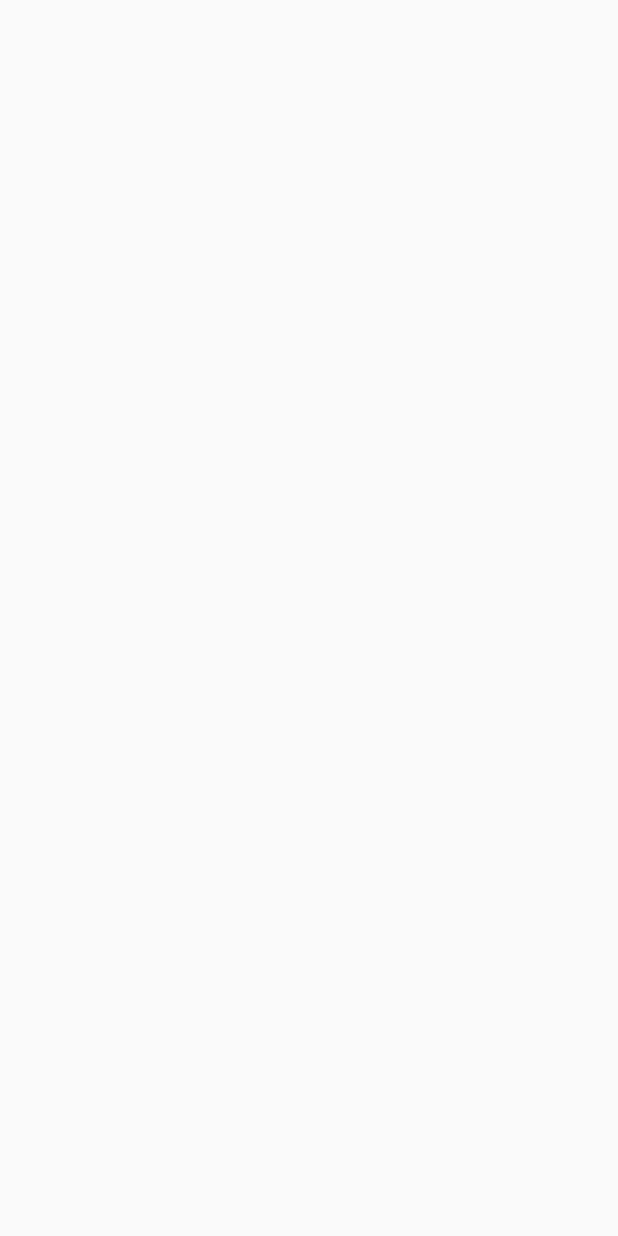
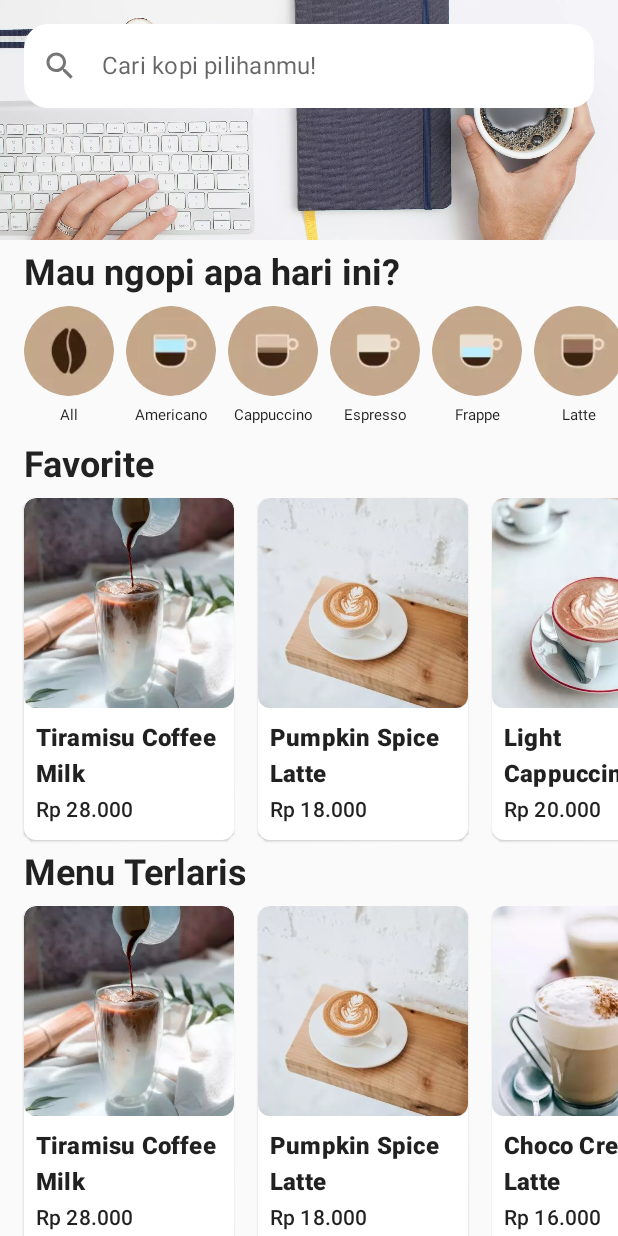
Before and after one commit to rwnhrmwn23/JetCoffee, an Android app built with Jetpack Compose: the screen it shows after launch (MainActivity), on a phone screen of 412 x 824 dp. Before the commit the screen is empty. Run offline under Robolectric (Android 15) with nearby library versions, the phone set to English and light mode, and no system bars.

Commit message:
add section banner, category, favorite, and best seller

```diff
--- a/app/src/main/java/com/onedev/jetcoffee/MainActivity.kt
+++ b/app/src/main/java/com/onedev/jetcoffee/MainActivity.kt
@@ -3,9 +3,28 @@ package com.onedev.jetcoffee
 import android.os.Bundle
 import androidx.activity.ComponentActivity
 import androidx.activity.compose.setContent
+import androidx.compose.foundation.Image
+import androidx.compose.foundation.layout.*
+import androidx.compose.foundation.lazy.LazyRow
+import androidx.compose.foundation.lazy.items
+import androidx.compose.foundation.rememberScrollState
+import androidx.compose.foundation.verticalScroll
 import androidx.compose.runtime.Composable
+import androidx.compose.ui.Modifier
+import androidx.compose.ui.layout.ContentScale
+import androidx.compose.ui.res.painterResource
+import androidx.compose.ui.res.stringResource
 import androidx.compose.ui.tooling.preview.Devices
 import androidx.compose.ui.tooling.preview.Preview
+import androidx.compose.ui.unit.dp
+import com.onedev.jetcoffee.model.Menu
+import com.onedev.jetcoffee.model.dummyBestSellerMenu
+import com.onedev.jetcoffee.model.dummyCategory
+import com.onedev.jetcoffee.model.dummyMenu
+import com.onedev.jetcoffee.ui.component.CategoryItem
+import com.onedev.jetcoffee.ui.component.HomeSection
+import com.onedev.jetcoffee.ui.component.MenuItem
+import com.onedev.jetcoffee.ui.component.SearchBar
 import com.onedev.jetcoffee.ui.theme.JetCoffeeTheme
 
 class MainActivity : ComponentActivity() {
@@ -20,12 +39,75 @@ class MainActivity : ComponentActivity() {
 }
 
 @Composable
-fun JetCoffeeApp() {
-
+fun Banner(
+    modifier: Modifier = Modifier,
+) {
+    Box(modifier = modifier) {
+        Image(
+            painter = painterResource(R.drawable.banner),
+            contentDescription = "Banner Image",
+            contentScale = ContentScale.Crop,
+            modifier = Modifier.height(160.dp)
+        )
+        SearchBar()
+    }
 }
 
-@Preview(showBackground = true, device = Devices.NEXUS_5)
 @Composable
+fun CategoryRow() {
+    LazyRow(
+        horizontalArrangement = Arrangement.spacedBy(8.dp),
+        contentPadding = PaddingValues(horizontal = 16.dp)
+    ) {
+        items(dummyCategory, key = { it.textCategory }) { category ->
+            CategoryItem(category)
+        }
+    }
+}
+
+@Composable
+fun MenuRow(
+    listMenu: List<Menu>,
+    modifier: Modifier = Modifier
+) {
+    LazyRow(
+        horizontalArrangement = Arrangement.spacedBy(16.dp),
+        contentPadding = PaddingValues(horizontal = 16.dp),
+        modifier = modifier
+    ) {
+        items(listMenu, key = { it.title }) { menu ->
+            MenuItem(menu)
+        }
+    }
+}
+
+@Composable
+fun JetCoffeeApp() {
+    Column(
+        modifier = Modifier.verticalScroll(rememberScrollState())
+    ) {
+        Banner()
+        HomeSection(
+            title = stringResource(R.string.section_category),
+            content = { CategoryRow() }
+        )
+        HomeSection(
+            title = stringResource(R.string.menu_favorite),
+            content = { MenuRow(dummyMenu) }
+        )
+        HomeSection(
+            title = stringResource(R.string.section_best_seller_menu),
+            content = { MenuRow(dummyBestSellerMenu) }
+        )
+    }
+}
+
+@Composable
+@Preview(
+    showSystemUi = true,
+    showBackground = true,
+    device = Devices.NEXUS_5,
+)
 fun JetCoffeeAppPreview() {
     JetCoffeeTheme {
         JetCoffeeApp()
--- /dev/null
+++ b/app/src/main/java/com/onedev/jetcoffee/ui/component/CategoryItem.kt
@@ -0,0 +1,59 @@
+package com.onedev.jetcoffee.ui.component
+
+import androidx.compose.foundation.Image
+import androidx.compose.foundation.layout.Column
+import androidx.compose.foundation.layout.padding
+import androidx.compose.foundation.layout.paddingFromBaseline
+import androidx.compose.foundation.layout.size
+import androidx.compose.foundation.shape.CircleShape
+import androidx.compose.material.Text
+import androidx.compose.runtime.Composable
+import androidx.compose.ui.Alignment
+import androidx.compose.ui.Modifier
+import androidx.compose.ui.draw.clip
+import androidx.compose.ui.res.painterResource
+import androidx.compose.ui.res.stringResource
+import androidx.compose.ui.tooling.preview.Preview
+import androidx.compose.ui.unit.dp
+import androidx.compose.ui.unit.sp
+import com.onedev.jetcoffee.R
+import com.onedev.jetcoffee.model.Category
+import com.onedev.jetcoffee.ui.theme.JetCoffeeTheme
+
+@Composable
+fun CategoryItem(
+    category: Category,
+    modifier: Modifier = Modifier,
+) {
+    Column(
+        modifier = modifier,
+        horizontalAlignment = Alignment.CenterHorizontally
+    ) {
+        Image(
+            painter = painterResource(category.imageCategory),
+            contentDescription = null,
+            modifier = Modifier
+                .size(60.dp)
+                .clip(CircleShape)
+        )
+        Text(
+            text = stringResource(category.textCategory),
+            fontSize = 10.sp,
+            modifier = Modifier.paddingFromBaseline(top = 16.dp, bottom = 8.dp)
+        )
+    }
+}
+
+@Composable
+@Preview(showBackground = true)
+fun CategoryItemPreview() {
+    JetCoffeeTheme {
+        CategoryItem(
+            category = Category(
+                R.drawable.icon_category_cappuccino,
+                R.string.category_cappuccino,
+            ),
+            modifier = Modifier.padding(horizontal = 8.dp)
+        )
+    }
+}
--- /dev/null
+++ b/app/src/main/java/com/onedev/jetcoffee/ui/component/HomeSection.kt
@@ -0,0 +1,17 @@
+package com.onedev.jetcoffee.ui.component
+
+import androidx.compose.foundation.layout.Column
+import androidx.compose.runtime.Composable
+import androidx.compose.ui.Modifier
+
+@Composable
+fun HomeSection(
+    title: String,
+    modifier: Modifier = Modifier,
+    content: @Composable () -> Unit
+) {
+    Column(modifier) {
+        SectionText(title, modifier)
+        content()
+    }
+}
--- /dev/null
+++ b/app/src/main/java/com/onedev/jetcoffee/ui/component/MenuItem.kt
@@ -0,0 +1,71 @@
+package com.onedev.jetcoffee.ui.component
+
+import androidx.compose.foundation.Image
+import androidx.compose.foundation.layout.*
+import androidx.compose.foundation.shape.RoundedCornerShape
+import androidx.compose.material.Card
+import androidx.compose.material.MaterialTheme
+import androidx.compose.material.Text
+import androidx.compose.runtime.Composable
+import androidx.compose.ui.Modifier
+import androidx.compose.ui.draw.clip
+import androidx.compose.ui.layout.ContentScale
+import androidx.compose.ui.res.painterResource
+import androidx.compose.ui.text.font.FontWeight
+import androidx.compose.ui.text.style.TextOverflow
+import androidx.compose.ui.tooling.preview.Preview
+import androidx.compose.ui.unit.dp
+import com.onedev.jetcoffee.R
+import com.onedev.jetcoffee.model.Menu
+
+@Composable
+fun MenuItem(
+    menu: Menu,
+    modifier: Modifier = Modifier
+) {
+    Card(
+        modifier = modifier.width(140.dp),
+        shape = RoundedCornerShape(8.dp)
+    ) {
+        Column {
+            Image(
+                painter = painterResource(menu.image),
+                contentDescription = null,
+                contentScale = ContentScale.Crop,
+                modifier = Modifier
+                    .fillMaxWidth()
+                    .height(140.dp)
+                    .clip(RoundedCornerShape(8.dp))
+            )
+            Column(modifier = Modifier.padding(8.dp)) {
+                Text(
+                    text = menu.title,
+                    maxLines = 2,
+                    overflow = TextOverflow.Ellipsis,
+                    style = MaterialTheme.typography.subtitle1.copy(
+                        fontWeight = FontWeight.ExtraBold
+                    )
+                )
+                Text(
+                    text = menu.price,
+                    style = MaterialTheme.typography.subtitle2,
+                )
+            }
+        }
+    }
+}
+
+@Composable
+@Preview(showBackground = true)
+fun MenuItemPreview() {
+    MaterialTheme {
+        MenuItem(
+            menu = Menu(
+                R.drawable.menu1,
+                "Tiramisu Coffee Milk",
+                "Rp 28.000"
+            ),
+            modifier = Modifier.padding(8.dp)
+        )
+    }
+}
--- /dev/null
+++ b/app/src/main/java/com/onedev/jetcoffee/ui/component/SearchBar.kt
@@ -0,0 +1,63 @@
+package com.onedev.jetcoffee.ui.component
+
+import androidx.compose.foundation.layout.fillMaxWidth
+import androidx.compose.foundation.layout.heightIn
+import androidx.compose.foundation.layout.padding
+import androidx.compose.foundation.shape.RoundedCornerShape
+import androidx.compose.material.Icon
+import androidx.compose.material.MaterialTheme.colors
+import androidx.compose.material.Text
+import androidx.compose.material.TextField
+import androidx.compose.material.TextFieldDefaults
+import androidx.compose.material.icons.Icons
+import androidx.compose.material.icons.filled.Search
+import androidx.compose.runtime.Composable
+import androidx.compose.ui.Modifier
+import androidx.compose.ui.draw.clip
+import androidx.compose.ui.graphics.Color
+import androidx.compose.ui.res.stringResource
+import androidx.compose.ui.tooling.preview.Preview
+import androidx.compose.ui.unit.dp
+import com.onedev.jetcoffee.R
+import com.onedev.jetcoffee.ui.theme.JetCoffeeTheme
+
+@Composable
+fun SearchBar(
+    modifier: Modifier = Modifier,
+) {
+    TextField(
+        value = "",
+        onValueChange = {},
+        leadingIcon = {
+            Icon(
+                imageVector = Icons.Default.Search,
+                contentDescription = null
+            )
+        },
+        colors = TextFieldDefaults.textFieldColors(
+            backgroundColor = colors.surface,
+            disabledIndicatorColor = Color.Transparent,
+            focusedIndicatorColor = Color.Transparent,
+            unfocusedIndicatorColor = Color.Transparent,
+        ),
+        placeholder = {
+          Text(text = stringResource(R.string.placeholder_search))
+        },
+        modifier = modifier
+            .padding(16.dp)
+            .fillMaxWidth()
+            .heightIn(min =48.dp)
+            .clip(RoundedCornerShape(16.dp))
+    )
+}
+
+@Preview(
+    showBackground = true,
+    backgroundColor = 0xFF000000,
+)
+@Composable
+fun SearchBarPreview() {
+    JetCoffeeTheme {
+        SearchBar()
+    }
+}
--- /dev/null
+++ b/app/src/main/java/com/onedev/jetcoffee/ui/component/SectionText.kt
@@ -0,0 +1,24 @@
+package com.onedev.jetcoffee.ui.component
+
+import androidx.compose.foundation.layout.padding
+import androidx.compose.material.MaterialTheme
+import androidx.compose.material.Text
+import androidx.compose.runtime.Composable
+import androidx.compose.ui.Modifier
+import androidx.compose.ui.text.font.FontWeight
+import androidx.compose.ui.unit.dp
+
+@Composable
+fun SectionText(
+    title: String,
+    modifier: Modifier = Modifier
+) {
+    Text(
+        text = title,
+        style = MaterialTheme.typography.h5.copy(
+            fontWeight = FontWeight.Bold
+        ),
+        modifier = modifier
+            .padding(horizontal = 16.dp, vertical = 8.dp)
+    )
+}
```
